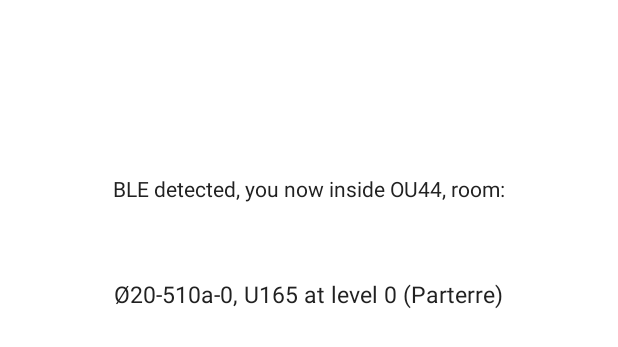
After one commit to vonfrank/OU44LocationService, an Android app: the layout fragment_indoor.xml on its own in the app's theme, with its tools: preview values and no code run, on a phone screen of 412 x 824 dp. The commit adds this screen. Shown: the top 347 px of the screen. Run offline under Robolectric (Android 15) with nearby library versions, the phone set to English and light mode, and no system bars.

Commit message:
looks done

```diff
--- a/app/src/main/java/dk/vonfrank/ou44locationservice/Views/MainFragment.java
+++ b/app/src/main/java/dk/vonfrank/ou44locationservice/Views/MainFragment.java
@@ -19,7 +19,7 @@ import dk.vonfrank.ou44locationservice.R;
 
 public class MainFragment extends Fragment {
 
-    private TextView permission_status, ble_status;
+    private TextView permission_status;
     private String[] permissions = {
             Manifest.permission.BLUETOOTH,
             Manifest.permission.BLUETOOTH_ADMIN,
@@ -38,7 +38,6 @@ public class MainFragment extends Fragment {
         View rootView = inflater.inflate(R.layout.fragment_main, container, false);
 
         permission_status = (TextView) rootView.findViewById(R.id.permission_status);
-        ble_status = (TextView) rootView.findViewById(R.id.ble_status);
 
         grantPermissions();
 
--- /dev/null
+++ b/app/src/main/res/layout/fragment_indoor.xml
@@ -0,0 +1,28 @@
+<?xml version="1.0" encoding="utf-8"?>
+<LinearLayout xmlns:android="http://schemas.android.com/apk/res/android"
+    android:id="@+id/fragment_indoor"
+    android:orientation="vertical"
+    android:layout_width="match_parent"
+    android:layout_height="match_parent"
+    android:paddingBottom="@dimen/activity_vertical_margin"
+    android:paddingLeft="@dimen/activity_horizontal_margin"
+    android:paddingRight="@dimen/activity_horizontal_margin"
+    android:paddingTop="@dimen/activity_vertical_margin">
+
+    <!-- Static content in fragment_indoor goes here -->
+    <TextView
+        android:paddingTop="100dp"
+        android:layout_gravity="center_horizontal"
+        android:layout_width="wrap_content"
+        android:layout_height="wrap_content"
+        android:id="@+id/room_textfield"
+        android:text="@string/room"/>
+    <TextView
+        android:paddingTop="50dp"
+        android:layout_gravity="center_horizontal"
+        android:textSize="15dp"
+        android:layout_width="wrap_content"
+        android:layout_height="wrap_content"
+        android:text="@string/room_placeholder"
+        android:id="@+id/room_content" />
+</LinearLayout>
--- a/app/src/main/res/values/strings.xml
+++ b/app/src/main/res/values/strings.xml
@@ -9,6 +9,9 @@
 
     <string name="found_ibeacon_device">Found iBeacon device with name: </string>
 
+    <string name="room">BLE detected, you now inside OU44, room:</string>
+    <string name="room_placeholder">Ø20-510a-0, U165 at level 0 (Parterre)</string>
+
     <!-- TODO: Remove or change this placeholder text -->
     <string name="hello_blank_fragment">Hello blank fragment</string>
 </resources>
```
Also changed, not shown: app/src/main/java/dk/vonfrank/ou44locationservice/Activities/MainActivity.java (+24 -4 lines), app/src/main/java/dk/vonfrank/ou44locationservice/Util/AppData.java (+11 -2 lines), app/src/main/java/dk/vonfrank/ou44locationservice/Views/IndoorFragment.java (added, +28 -0 lines).
